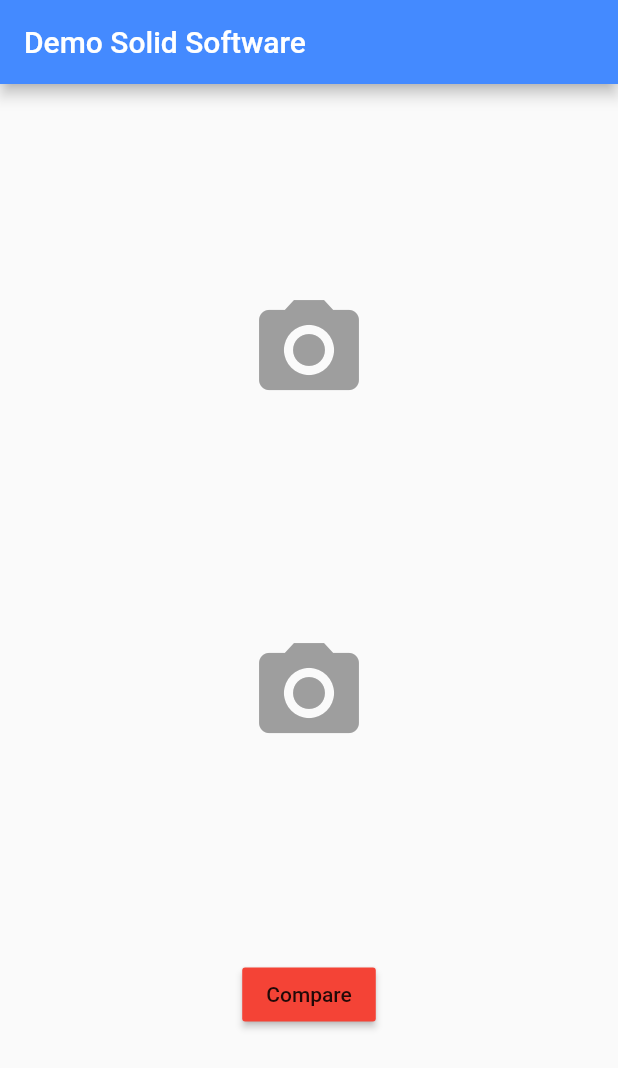
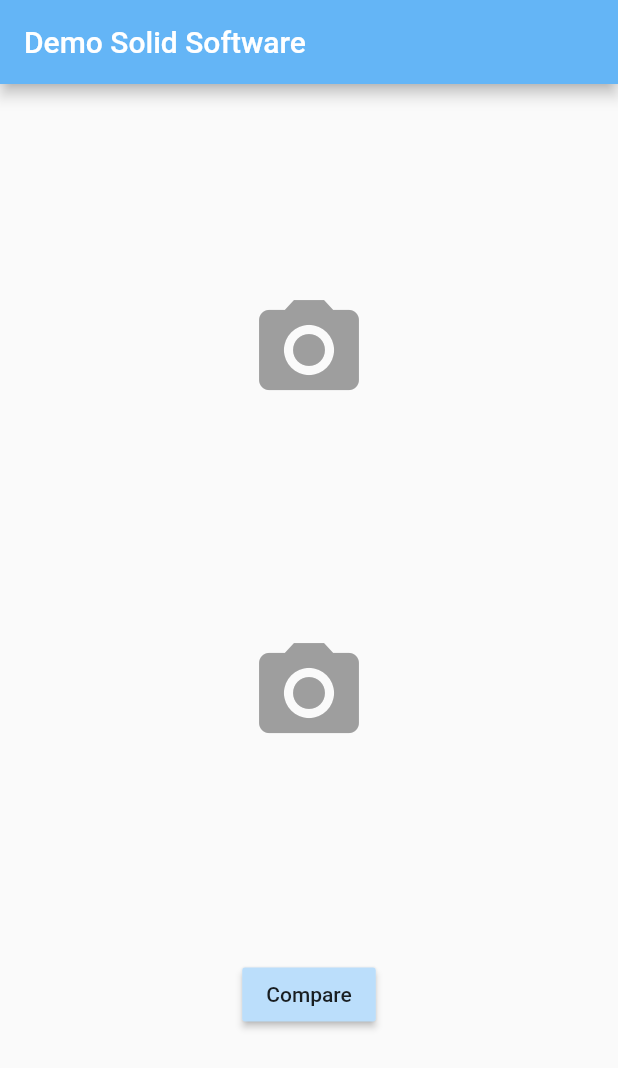
Before and after one commit to GrinUA/demoSolid, a Flutter app: the screen it shows after launch, on a phone screen of 412 x 824 dp. Shown: the top 1068 px of the screen. Run offline on Flutter 3.47's test engine with Material 2 defaults, Android fonts, the phone set to English and light mode, and no system bars; our stand-ins replace image_picker.

Commit message:
Colors is changed, code is refactored

```diff
--- a/lib/main.dart
+++ b/lib/main.dart
@@ -9,8 +9,8 @@ class MyApp extends StatelessWidget {
     return MaterialApp(
       title: 'Demo Solid Software',
       theme: ThemeData(
-        backgroundColor: Colors.blueAccent,
-        buttonColor: Colors.red,
+        backgroundColor: Colors.blue[300],
+        buttonColor: Colors.blue[100],
       ),
       home: HomePage(),
     );
--- a/lib/services/alert.dart
+++ b/lib/services/alert.dart
@@ -4,6 +4,7 @@ import 'package:image/image.dart' as img;
 
 class AlertService {
   const AlertService();
+
   void showErrorSnackBar(GlobalKey<ScaffoldState> contextKey, String message) {
     final snackBar = SnackBar(
       backgroundColor: Colors.red,
```
